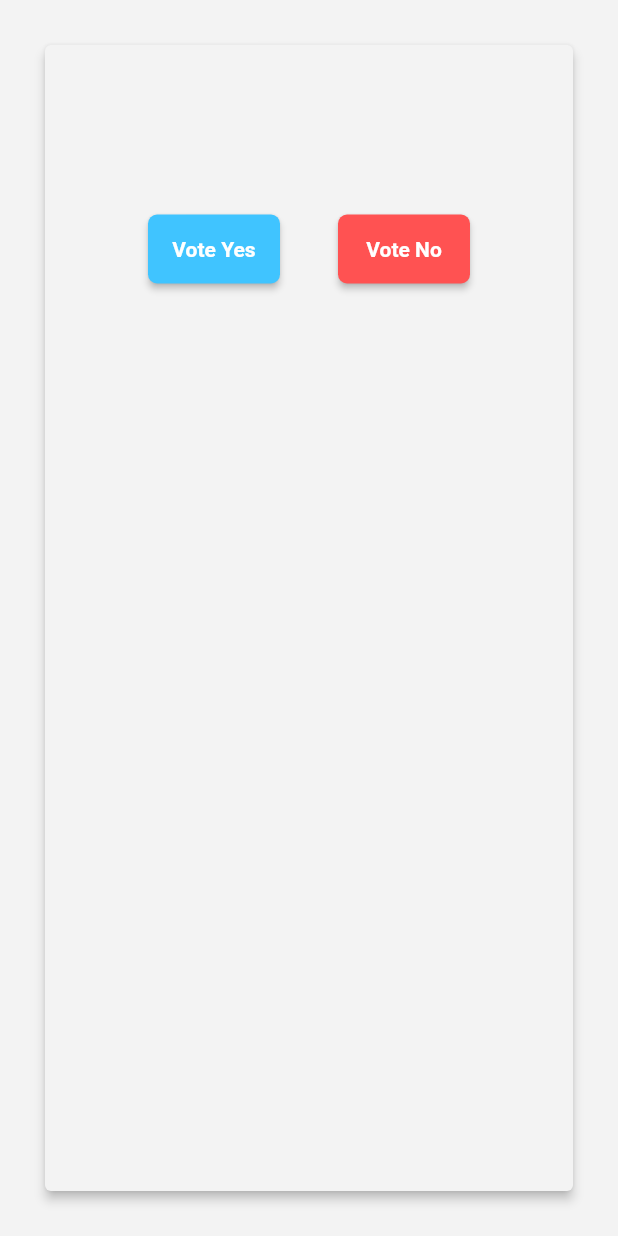
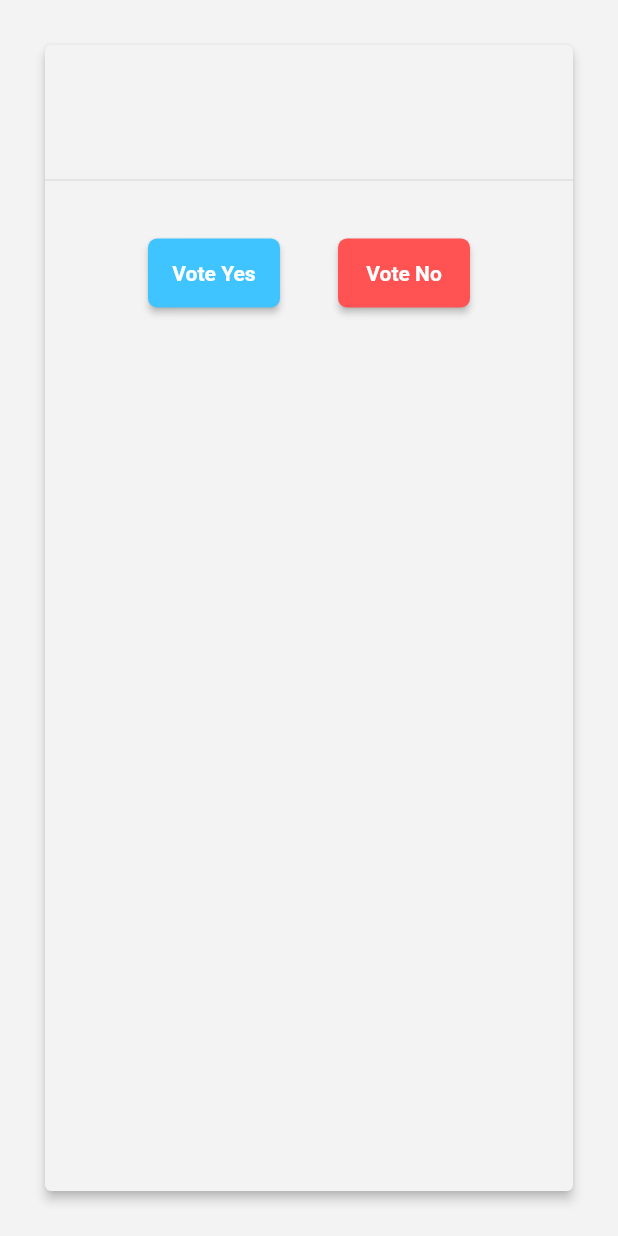
Before and after one commit to voteflux/digipol, a Flutter app: the VoteWidget widget shown alone on an empty page, opened directly with empty values, on a phone screen of 412 x 824 dp. Run offline on Flutter 3.47's test engine with Material 2 defaults, Android fonts, the phone set to English and light mode, and no system bars; our stand-ins replace get_it, hex, pie_chart, shared_preferences; missing offline and left inert: bip32, bip39, flutter_statusbarcolor, pdf_viewer_plugin, web3dart; accounts and stored records are empty; network calls fail; project files that could hold a hidden picture were left out.

Commit message:
add voting state for voting item card

```diff
--- a/lib/ui/widgets/voting_widgets.dart
+++ b/lib/ui/widgets/voting_widgets.dart
@@ -36,12 +36,7 @@ class _VoteWidgetState extends State<VoteWidget> {
           child: Card(
             margin: EdgeInsets.all(30.0),
             color: Theme.of(context).scaffoldBackgroundColor,
-            child: widget.vote != null
-                ? Container(
-                    padding: EdgeInsets.all(appSizes.standardPadding),
-                    child: Text("You voted " + widget.vote,
-                        style: Theme.of(context).textTheme.headline6))
-                : (_futureSuccess == null)
+            child: (_futureSuccess == null)
                 ? Column(children: <Widget>[
                     Container(
                       padding: EdgeInsets.all(appSizes.standardPadding),
@@ -50,6 +45,11 @@ class _VoteWidgetState extends State<VoteWidget> {
                         style: Theme.of(context).textTheme.headline6,
                       ),
                     ),
+                    widget.vote != null
+                        ? Container(
+                            padding: EdgeInsets.all(appSizes.standardPadding),
+                            child: Text("You voted " + widget.vote,
+                                style: Theme.of(context).textTheme.headline6)): Divider(),
                         Container(
                             padding: EdgeInsets.all(appSizes.standardPadding),
                             child: Row(
@@ -80,8 +80,7 @@ class _VoteWidgetState extends State<VoteWidget> {
                     builder: (context, snapshot) {
                       if (snapshot.hasData) {
                         return Container(
-                                padding:
-                                    EdgeInsets.all(appSizes.standardPadding),
+                            padding: EdgeInsets.all(appSizes.standardPadding),
                             child: Text(
                               "Successful vote: " +
                                   snapshot.data.ballotspecHash,
@@ -89,8 +88,7 @@ class _VoteWidgetState extends State<VoteWidget> {
                             ));
                       } else if (snapshot.hasError) {
                         return Container(
-                                padding:
-                                    EdgeInsets.all(appSizes.standardPadding),
+                            padding: EdgeInsets.all(appSizes.standardPadding),
                             child: Text(
                               "${snapshot.error}",
                               style: Theme.of(context).textTheme.headline6,
```
Also changed, not shown: lib/ui/views/settings.dart (+0 -21 lines), lib/ui/widgets/bill_list_item.dart (+32 -8 lines). Lines whose indentation alone changed are shown as unchanged.
